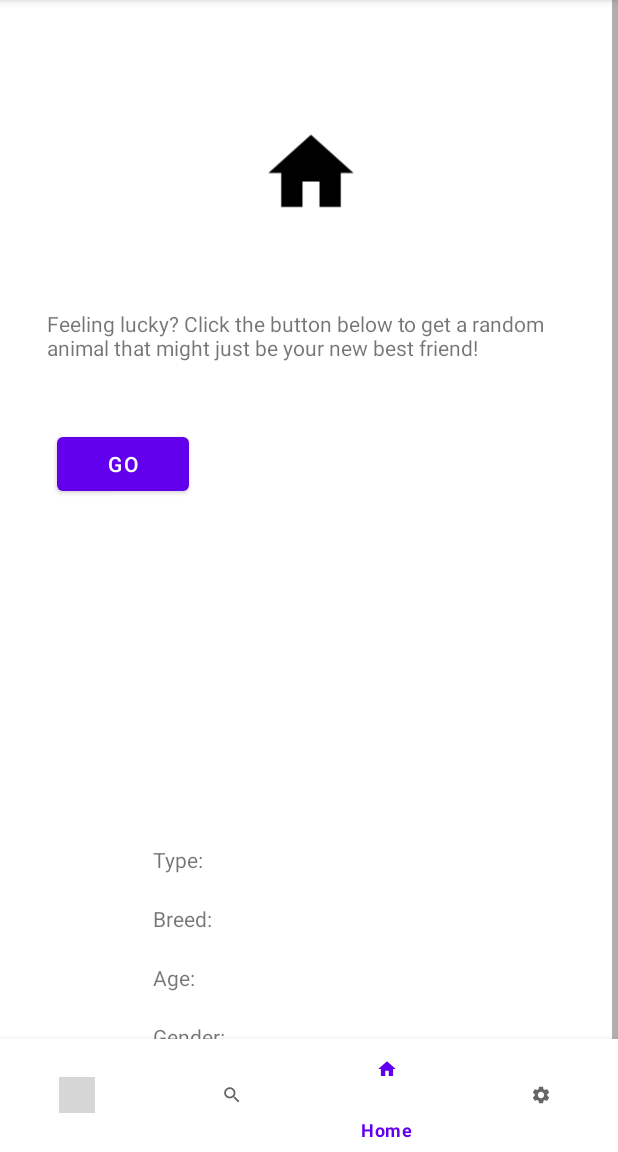
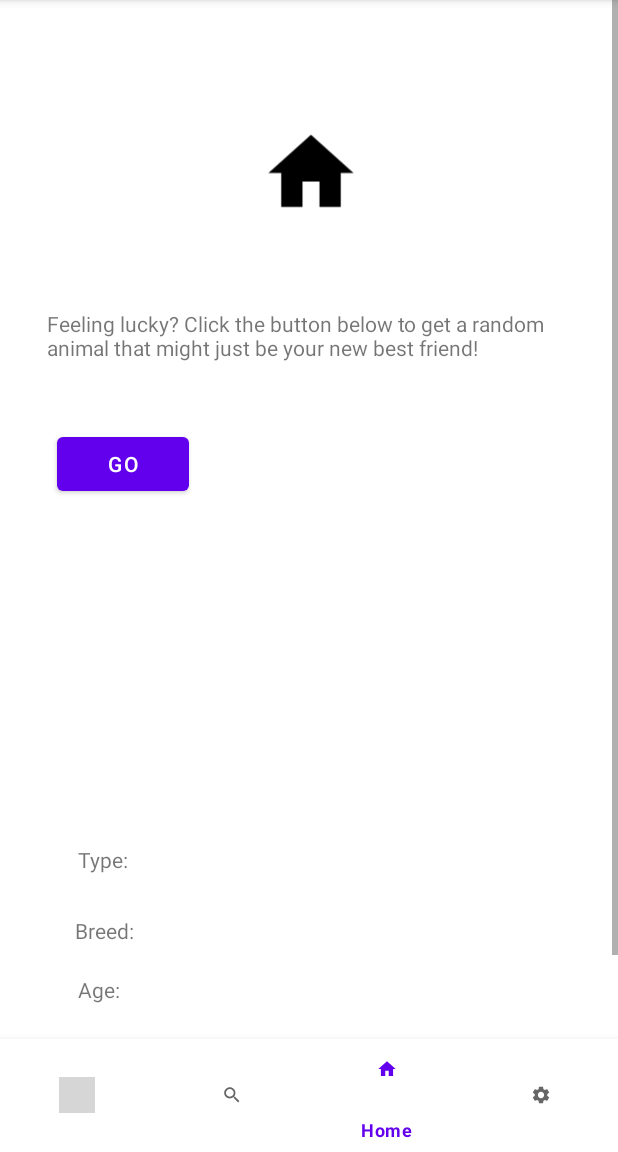
Before and after one commit to abki12c/Animal-Shelter, an Android app: the AdopterHomeActivity screen opened directly, with no data from a screen before it, on a phone screen of 412 x 824 dp, the part 84-1236 px from its top. Run offline under Robolectric (Android 15) with nearby library versions, the phone set to English and light mode, and no system bars; grey boxes are pictures that could not be loaded.

Commit message:
updated UI and saved animal Images to Internal storage

```diff
--- a/app/src/main/java/gr/aueb/animalshelter/View/Animals/AnimalDetails/AnimalDetailsPresenter.java
+++ b/app/src/main/java/gr/aueb/animalshelter/View/Animals/AnimalDetails/AnimalDetailsPresenter.java
@@ -33,6 +33,7 @@ public class AnimalDetailsPresenter {
         view.setGender(attachedAnimal.getGender());
         view.setChipped((attachedAnimal.getChipped()) ? "yes" : "no");
         view.setDescription(attachedAnimal.getDescription());
+        view.setImage(attachedAnimal.getImageName());
     }
 
 
--- a/app/src/main/java/gr/aueb/animalshelter/View/Animals/AnimalDetails/AnimalDetailsView.java
+++ b/app/src/main/java/gr/aueb/animalshelter/View/Animals/AnimalDetails/AnimalDetailsView.java
@@ -1,10 +1,6 @@
 package gr.aueb.animalshelter.View.Animals.AnimalDetails;
 
 public interface AnimalDetailsView {
-
-
-
-
 
     /**
      * Setters
@@ -17,6 +13,7 @@ public interface AnimalDetailsView {
     void setGender(String gender);
     void setChipped(String chipped);
     void setDescription(String description);
+    void setImage(String image);
 
     void setAnimalId(int i);
 
--- a/app/src/main/java/gr/aueb/animalshelter/View/LoginPage/LoginPageActivity.java
+++ b/app/src/main/java/gr/aueb/animalshelter/View/LoginPage/LoginPageActivity.java
@@ -29,7 +29,7 @@ public class LoginPageActivity extends AppCompatActivity {
 
         if(!initialized)
         {
-            new MemoryInitializer().prepareData();
+            new MemoryInitializer(getApplicationContext()).prepareData();
             initialized = true;
         }
     }
--- a/app/src/main/java/gr/aueb/animalshelter/View/WelcomePage/WelcomePageActivity.java
+++ b/app/src/main/java/gr/aueb/animalshelter/View/WelcomePage/WelcomePageActivity.java
@@ -23,7 +23,7 @@ public class WelcomePageActivity extends AppCompatActivity {
         wbtn = (Button) findViewById(R.id.welcomeBtn);
         if(!initialized)
         {
-            new MemoryInitializer().prepareData();
+            new MemoryInitializer(getApplicationContext()).prepareData();
             initialized = true;
         }
     }
--- a/app/src/main/res/layout/activity_add_adoption_request.xml
+++ b/app/src/main/res/layout/activity_add_adoption_request.xml
@@ -58,7 +58,6 @@
         android:id="@+id/grid_view"
         android:layout_width="match_parent"
         android:layout_height="0dp"
-        android:layout_marginHorizontal="20dp"
         android:layout_marginVertical="10dp"
         android:horizontalSpacing="10dp"
         android:numColumns="auto_fit"
--- a/app/src/main/res/layout/animal_details.xml
+++ b/app/src/main/res/layout/animal_details.xml
@@ -2,8 +2,8 @@
 <androidx.constraintlayout.widget.ConstraintLayout xmlns:android="http://schemas.android.com/apk/res/android"
     xmlns:app="http://schemas.android.com/apk/res-auto"
     xmlns:tools="http://schemas.android.com/tools"
-    android:layout_width="wrap_content"
-    android:layout_height="wrap_content"
+    android:layout_width="match_parent"
+    android:layout_height="match_parent"
     tools:context=".View.Animals.ShowAnimals.SearchAnimalsActivity"
 >
 
@@ -20,7 +20,7 @@
         android:id="@+id/age"
         android:layout_width="60dp"
         android:layout_height="21dp"
-        android:layout_marginStart="20dp"
+        android:layout_marginStart="24dp"
         android:layout_marginTop="20dp"
         app:layout_constraintStart_toEndOf="@+id/animalAge"
         app:layout_constraintTop_toBottomOf="@+id/breed" />
@@ -29,7 +29,7 @@
         android:id="@+id/animalAge"
         android:layout_width="wrap_content"
         android:layout_height="wrap_content"
-        android:layout_marginStart="100dp"
+        android:layout_marginStart="50dp"
         android:layout_marginTop="20dp"
         android:text="@string/animalAge"
         app:layout_constraintStart_toStartOf="parent"
@@ -39,8 +39,8 @@
         android:id="@+id/animalBreed"
         android:layout_width="wrap_content"
         android:layout_height="wrap_content"
-        android:layout_marginStart="100dp"
-        android:layout_marginTop="20dp"
+        android:layout_marginStart="48dp"
+        android:layout_marginTop="28dp"
         android:text="@string/animalBreed"
         app:layout_constraintStart_toStartOf="parent"
         app:layout_constraintTop_toBottomOf="@+id/animalType" />
@@ -49,7 +49,7 @@
         android:id="@+id/animalType"
         android:layout_width="wrap_content"
         android:layout_height="wrap_content"
-        android:layout_marginStart="100dp"
+        android:layout_marginStart="50dp"
         android:layout_marginTop="24dp"
         android:text="@string/animalType"
         app:layout_constraintStart_toStartOf="parent"
@@ -59,7 +59,7 @@
         android:id="@+id/type"
         android:layout_width="54dp"
         android:layout_height="22dp"
-        android:layout_marginStart="20dp"
+        android:layout_marginStart="28dp"
         android:layout_marginTop="24dp"
         app:layout_constraintStart_toEndOf="@+id/animalType"
         app:layout_constraintTop_toBottomOf="@+id/animalName" />
@@ -68,8 +68,8 @@
         android:id="@+id/chipped"
         android:layout_width="48dp"
         android:layout_height="19dp"
-        android:layout_marginStart="20dp"
-        android:layout_marginTop="20dp"
+        android:layout_marginStart="16dp"
+        android:layout_marginTop="16dp"
         app:layout_constraintStart_toEndOf="@+id/animalChipped"
         app:layout_constraintTop_toBottomOf="@+id/gender" />
 
@@ -77,7 +77,7 @@
         android:id="@+id/animalChipped"
         android:layout_width="wrap_content"
         android:layout_height="wrap_content"
-        android:layout_marginStart="100dp"
+        android:layout_marginStart="50dp"
         android:layout_marginTop="20dp"
         android:text="@string/animalChipped"
         app:layout_constraintStart_toStartOf="parent"
@@ -87,7 +87,7 @@
         android:id="@+id/animalDescription"
         android:layout_width="wrap_content"
         android:layout_height="wrap_content"
-        android:layout_marginStart="100dp"
+        android:layout_marginStart="50dp"
         android:layout_marginTop="20dp"
         android:text="@string/animalDescription"
         app:layout_constraintStart_toStartOf="parent"
@@ -98,18 +98,22 @@
         android:layout_width="59dp"
         android:layout_height="19dp"
         android:layout_marginStart="20dp"
-        android:layout_marginTop="20dp"
+        android:layout_marginTop="24dp"
         app:layout_constraintStart_toEndOf="@+id/animalBreed"
         app:layout_constraintTop_toBottomOf="@+id/type" />
 
     <TextView
         android:id="@+id/description"
-        android:layout_width="41dp"
-        android:layout_height="17dp"
-        android:layout_marginStart="20dp"
-        android:layout_marginTop="14dp"
-        app:layout_constraintStart_toEndOf="@+id/animalDescription"
-        app:layout_constraintTop_toBottomOf="@+id/chipped" />
+        android:layout_width="299dp"
+        android:layout_height="99dp"
+        android:layout_marginVertical="10dp"
+        android:layout_marginStart="50dp"
+        app:layout_constraintBottom_toBottomOf="parent"
+        app:layout_constraintEnd_toEndOf="parent"
+        app:layout_constraintHorizontal_bias="0.312"
+        app:layout_constraintStart_toStartOf="parent"
+        app:layout_constraintTop_toBottomOf="@+id/animalDescription"
+        app:layout_constraintVertical_bias="0.113" />
 
     <TextView
         android:id="@+id/gender"
@@ -124,7 +128,7 @@
         android:id="@+id/animalGender"
         android:layout_width="wrap_content"
         android:layout_height="wrap_content"
-        android:layout_marginStart="100dp"
+        android:layout_marginStart="50dp"
         android:layout_marginTop="20dp"
         android:text="@string/animalGender"
         app:layout_constraintStart_toStartOf="parent"
```
Also changed, not shown: app/src/main/java/gr/aueb/animalshelter/DAO/Initializer.java (+61 -3 lines), app/src/main/java/gr/aueb/animalshelter/MemoryDAO/MemoryInitializer.java (+10 -0 lines), app/src/main/java/gr/aueb/animalshelter/View/Animals/AnimalDetails/AnimalDetailsActivity.java (+26 -6 lines), app/src/main/java/gr/aueb/animalshelter/domain/Animal.java (+19 -0 lines), app/src/main/res/raw/buddy.jpg (added), app/src/main/res/raw/bully.jpg (added), app/src/main/res/raw/cracker.jpg (added), app/src/main/res/raw/poppy.jpg (added).
